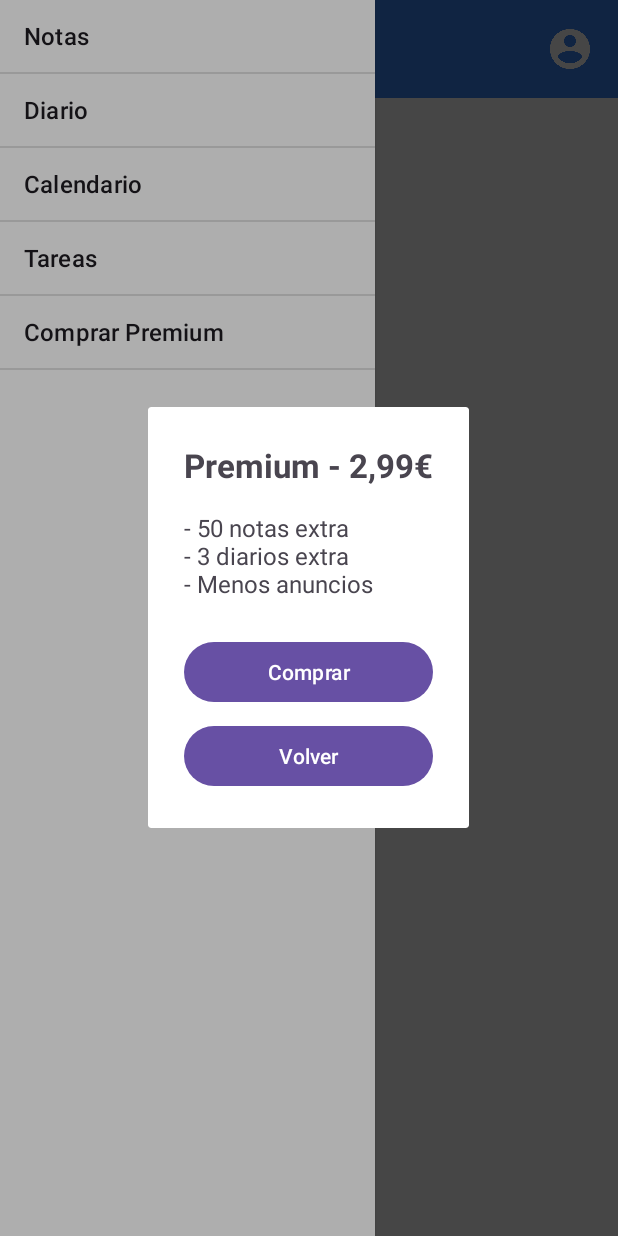
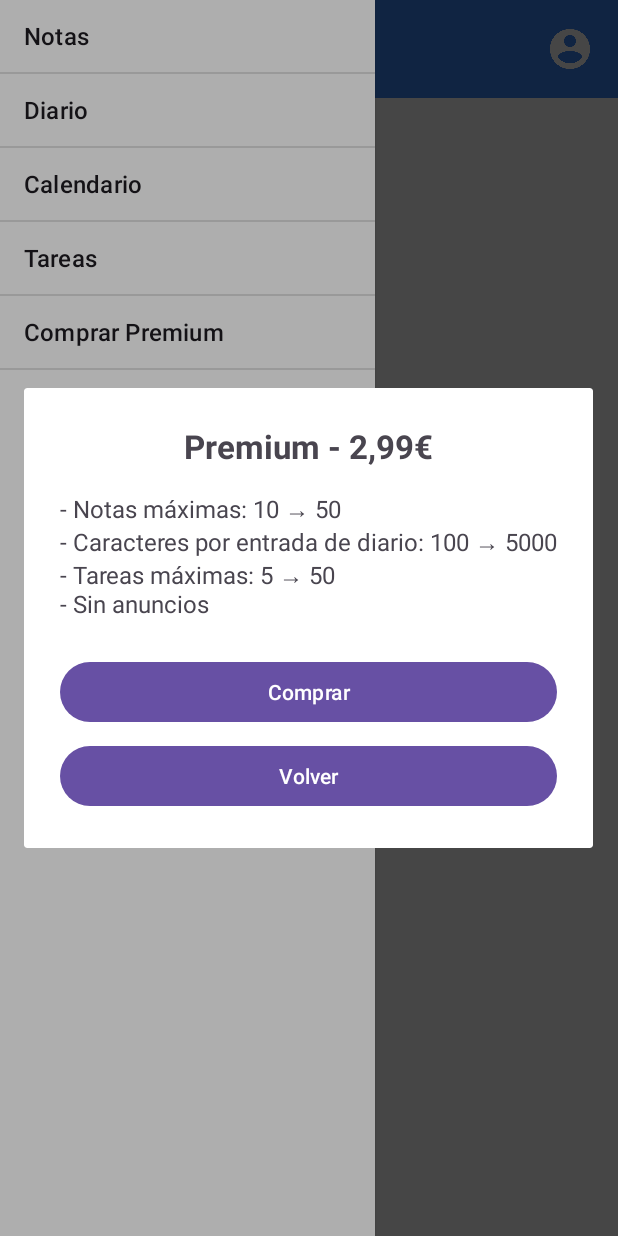
Before and after one commit to AntonioCaparrosHernandezDAW/DailyDashDAM, an Android app: the fragment PremiumDialogFragment placed in its activity, with the side drawer open, on a phone screen of 412 x 824 dp. Run offline under Robolectric (Android 15) with nearby library versions, the phone set to English and light mode, and no system bars; our stand-ins replace Volley; network calls fail.

Commit message:
Pre-retoques y comentado

```diff
--- a/app/src/main/res/layout/fragment_premium_dialog.xml
+++ b/app/src/main/res/layout/fragment_premium_dialog.xml
@@ -19,7 +19,7 @@
         android:id="@+id/premiumDetails"
         android:layout_width="wrap_content"
         android:layout_height="wrap_content"
-        android:text="- 50 notas extra\n- 3 diarios extra\n- Menos anuncios"
+        android:text="- Notas máximas: 10 → 50\n- Caracteres por entrada de diario: 100 → 5000\n- Tareas máximas: 5 → 50\n- Sin anuncios"
         android:layout_marginTop="16dp"
         android:textSize="16sp" />
 
```
